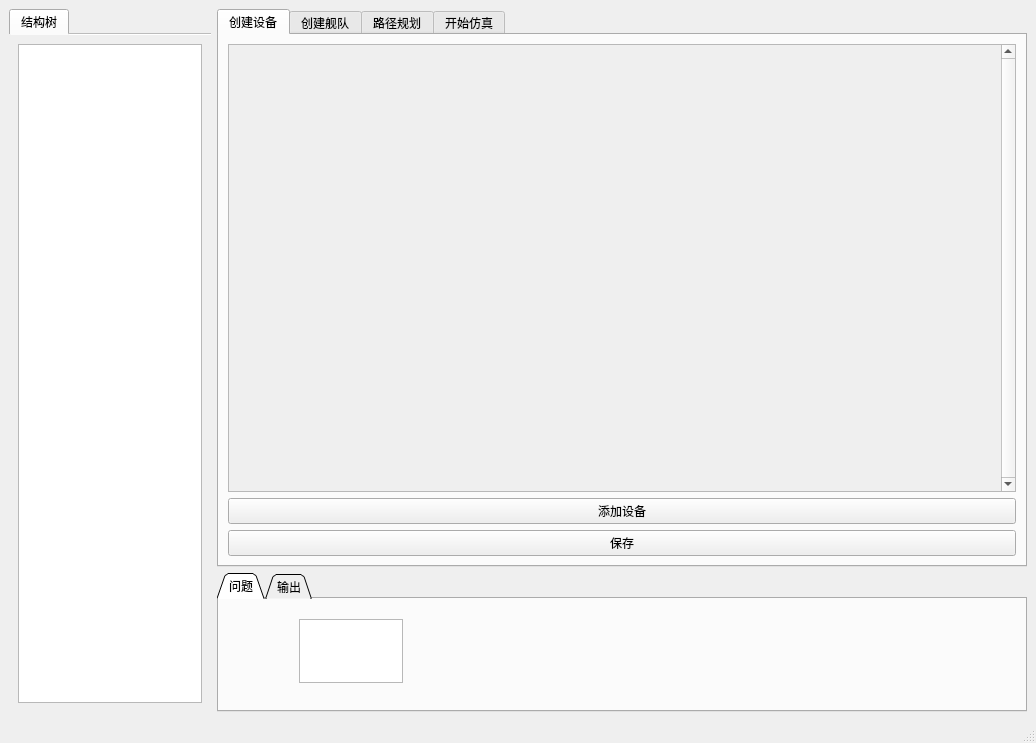
This is resource/ui/mainwindow.ui in YaHeii/Electromagnetic_Compatibility as Qt 5 draws it before an edit. The edited form follows.
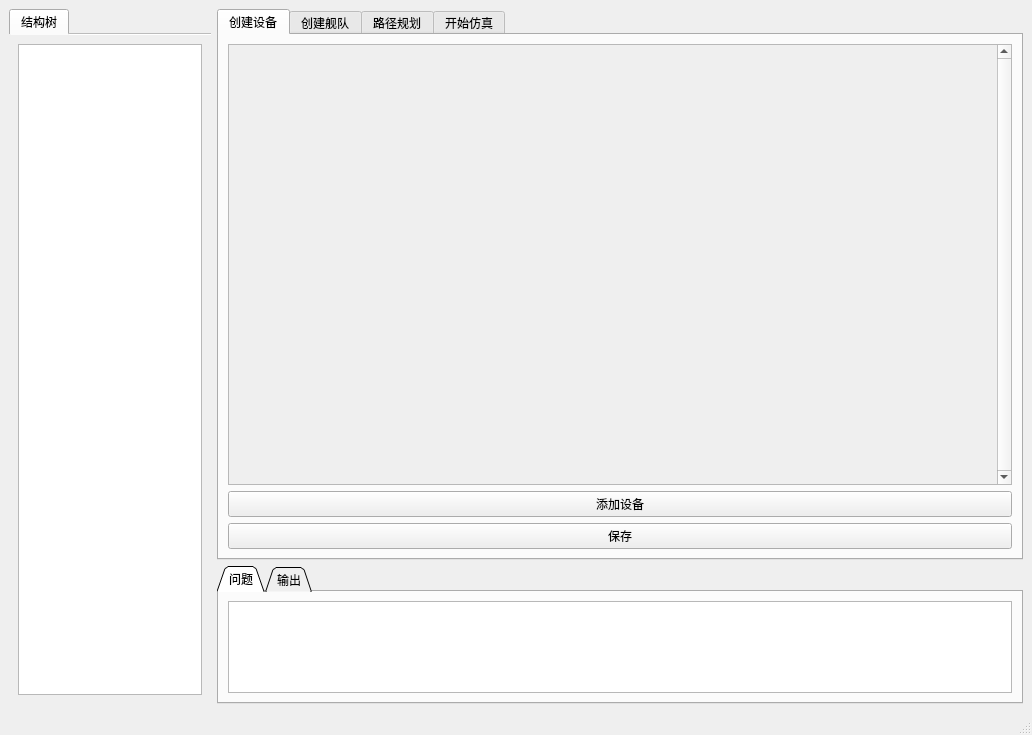
This is the edited form. The open tabs and pages were chosen to show the change. Custom widgets are drawn as their Qt base class.

```diff
--- a/resource/ui/mainwindow.ui
+++ b/resource/ui/mainwindow.ui
@@ -6,15 +6,15 @@
    <rect>
     <x>0</x>
     <y>0</y>
-    <width>1036</width>
-    <height>743</height>
+    <width>1032</width>
+    <height>735</height>
    </rect>
   </property>
   <property name="windowTitle">
    <string>MainWindow</string>
   </property>
   <widget class="QWidget" name="centralwidget">
-   <layout class="QVBoxLayout" name="verticalLayout">
+   <layout class="QHBoxLayout" name="horizontalLayout">
     <item>
      <layout class="QHBoxLayout" name="horizontalLayout_3" stretch="1,4">
       <item>
@@ -89,8 +89,8 @@
                 <rect>
                  <x>0</x>
                  <y>0</y>
-                 <width>768</width>
-                 <height>448</height>
+                 <width>86</width>
+                 <height>28</height>
                 </rect>
                </property>
                <property name="sizePolicy">
@@ -248,16 +248,15 @@
            <attribute name="title">
             <string>问题</string>
            </attribute>
-           <widget class="QTextEdit" name="Error_Edit">
-            <property name="geometry">
-             <rect>
-              <x>80</x>
-              <y>20</y>
-              <width>104</width>
-              <height>64</height>
-             </rect>
-            </property>
-           </widget>
+           <layout class="QVBoxLayout" name="verticalLayout">
+            <item>
+             <widget class="QPlainTextEdit" name="Error_Edit">
+              <property name="readOnly">
+               <bool>true</bool>
+              </property>
+             </widget>
+            </item>
+           </layout>
           </widget>
           <widget class="QWidget" name="widget">
            <attribute name="title">
```
Left out of the diff: 27 changed lines with no effect on the pictures.
